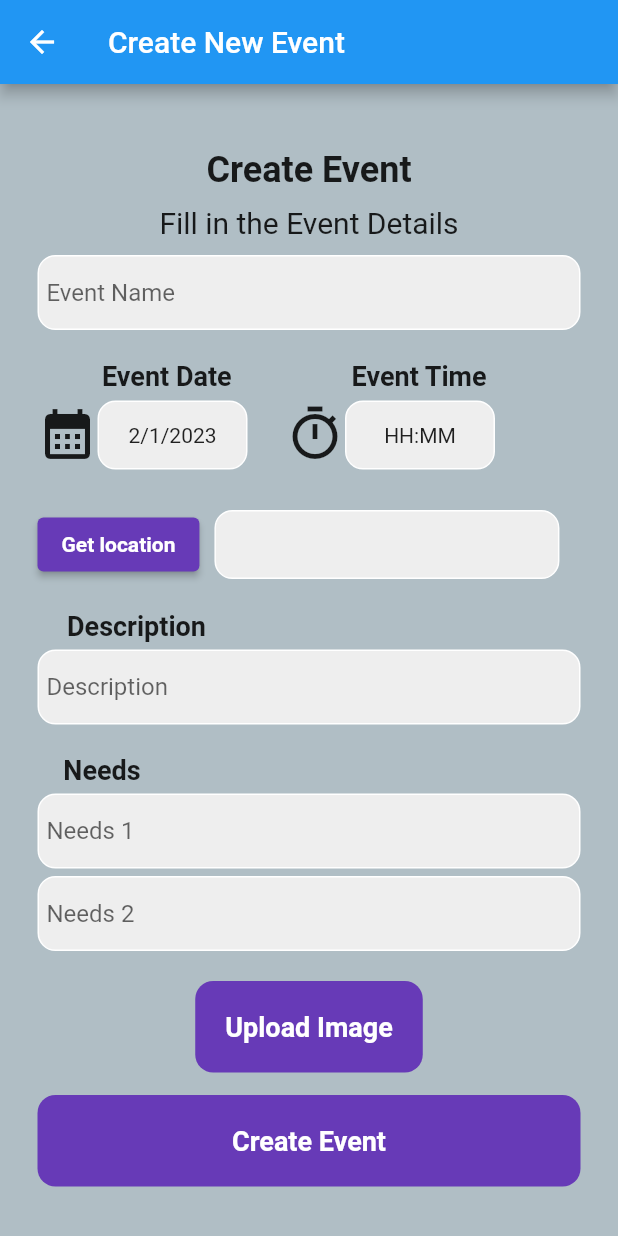
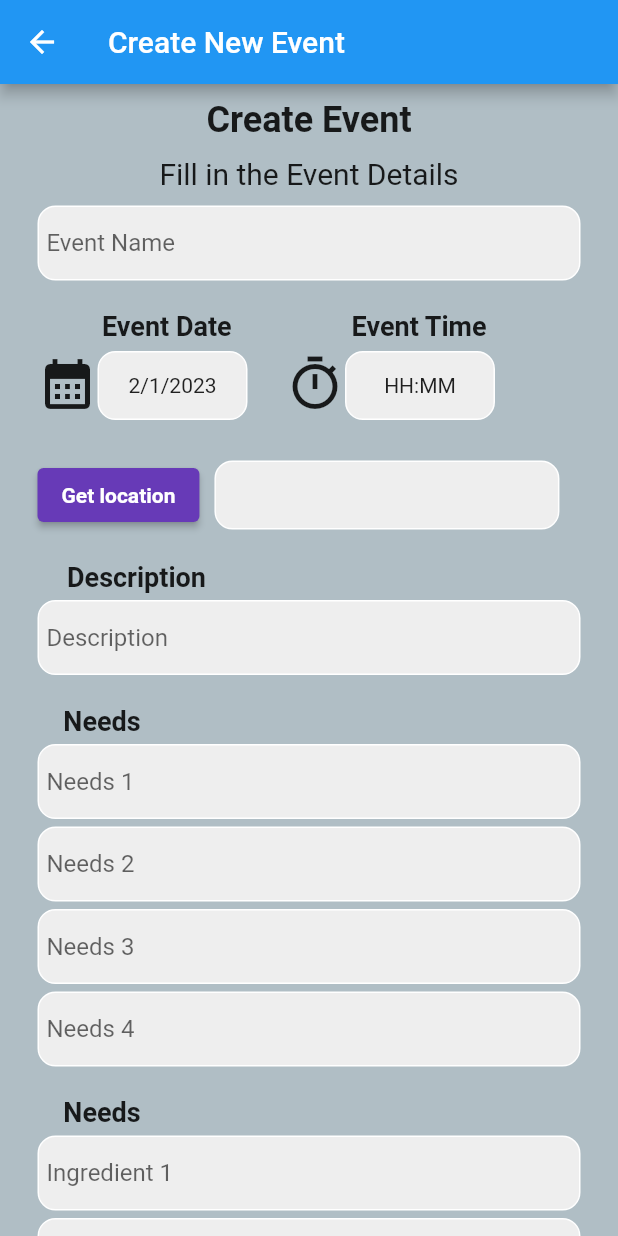
Before and after one commit to irfantijanie8/volprog, a Flutter app: the screen it shows once a user with an empty profile is signed in, after a tap on "Register Event", on a phone screen of 412 x 824 dp. Run offline on Flutter 3.47's test engine with Material 2 defaults, Android fonts, the light colour scheme and no system bars; our stand-ins replace cloud_firestore, file_picker, firebase_auth, firebase_core, firebase_storage, geocoding and 3 more; missing offline and left inert: dart:ffi, flutter_google_places_hoc081098, google_api_headers, google_maps_webservice; accounts and stored records are empty.

Commit message:
regEvent func done commit

```diff
--- a/lib/create_event.dart
+++ b/lib/create_event.dart
@@ -3,6 +3,7 @@ import 'dart:io';
 
 import 'package:cloud_firestore/cloud_firestore.dart';
 import 'package:firebase_auth/firebase_auth.dart';
+import 'package:firebase_core/firebase_core.dart';
 import 'package:firebase_storage/firebase_storage.dart';
 import 'package:flutter/material.dart';
 import 'package:file_picker/file_picker.dart';
@@ -18,6 +19,8 @@ class createEvent extends StatefulWidget {
 
 class _createEventState extends State<createEvent> {
   final user = FirebaseAuth.instance.currentUser!;
+  String name = '';
+
   PlatformFile? pickedFile;
 
   DateTime todayDate = DateTime.now();
@@ -32,6 +35,8 @@ class _createEventState extends State<createEvent> {
   String latitude = '';
   String longitude = '';
   String place = '';
+
+  String image = '';
   var info = new Map();
 
   //controller
@@ -39,6 +44,12 @@ class _createEventState extends State<createEvent> {
   final _eventDescriptionController = TextEditingController();
   final _eventNeeds1Controller = TextEditingController();
   final _eventNeeds2Controller = TextEditingController();
+  final _eventNeeds3Controller = TextEditingController();
+  final _eventNeeds4Controller = TextEditingController();
+
+  final _eventIng1Controller = TextEditingController();
+  final _eventIng2Controller = TextEditingController();
+  final _eventIng3Controller = TextEditingController();
 
   @override
   void dispose() {
@@ -46,15 +57,24 @@ class _createEventState extends State<createEvent> {
     _eventDescriptionController.dispose();
     _eventNeeds1Controller.dispose();
     _eventNeeds2Controller.dispose();
+    _eventNeeds3Controller.dispose();
+    _eventNeeds4Controller.dispose();
+    _eventIng1Controller.dispose();
+    _eventIng2Controller.dispose();
+    _eventIng3Controller.dispose();
   }
 
   //upload file
-  Future uploadFile(DocumentReference docRef) async {
+  Future<String> uploadFile(DocumentReference docRef) async {
     final path = 'files/${docRef.id}.png';
     final file = File(pickedFile!.path!);
+    String url = '';
 
     final ref = FirebaseStorage.instance.ref().child(path);
-    ref.putFile(file);
+    UploadTask uploadTask = ref.putFile(file);
+    var dowurl = await (await uploadTask).ref.getDownloadURL();
+    url = dowurl.toString();
+    return url;
   }
 
   //select file
@@ -84,6 +104,11 @@ class _createEventState extends State<createEvent> {
       'description': _eventDescriptionController.text.trim(),
       'needs 1': _eventNeeds1Controller.text.trim(),
       'needs 2': _eventNeeds2Controller.text.trim(),
+      'needs 3': _eventNeeds3Controller.text.trim(),
+      'needs 4': _eventNeeds4Controller.text.trim(),
+      'ingredient 1': _eventIng1Controller.text.trim(),
+      'ingredient 2': _eventIng2Controller.text.trim(),
+      'ingredient 3': _eventIng3Controller.text.trim(),
     });
 
     await FirebaseFirestore.instance
@@ -92,7 +117,26 @@ class _createEventState extends State<createEvent> {
         .set({
       'event id': docRef.id,
     });
-    if (pickedFile!.name != "") uploadFile(docRef);
+    if (pickedFile!.name != "") {
+      image = await uploadFile(docRef);
+      print("url = $image");
+
+      FirebaseFirestore.instance
+          .collection('event')
+          .doc(docRef.id)
+          .set({'image': image}, SetOptions(merge: true)).then((value) {
+        //Do your stuff.
+      });
+    }
+
+    // Reference ref =
+    //     FirebaseStorage.instance.ref().child("files/${docRef.id}.png");
+    // try {
+    //   String image = (await ref.getDownloadURL()).toString();
+    //   print(image);
+    // } catch (onError) {
+    //   print("Error");
+    // }
 
     Navigator.pop(context);
   }
@@ -338,6 +382,7 @@ class _createEventState extends State<createEvent> {
                       style:
                           TextStyle(fontSize: 18, fontWeight: FontWeight.bold)),
                 ),
+                //needs 1
                 Padding(
                   padding: const EdgeInsets.symmetric(horizontal: 25.0),
                   child: Container(
@@ -358,6 +403,7 @@ class _createEventState extends State<createEvent> {
                     ),
                   ),
                 ),
+                //needs 2
                 Padding(
                   padding: const EdgeInsets.only(
                     left: 25,
@@ -382,8 +428,140 @@ class _createEventState extends State<createEvent> {
                     ),
                   ),
                 ),
+                //needs 3
+                Padding(
+                  padding: const EdgeInsets.only(
+                    left: 25,
+                    right: 25,
+                    top: 5,
+                  ),
+                  child: Container(
+                    decoration: BoxDecoration(
+                      color: Colors.grey[200],
+                      border: Border.all(color: Colors.white),
+                      borderRadius: BorderRadius.circular(12),
+                    ),
+                    child: Padding(
+                      padding: const EdgeInsets.symmetric(horizontal: 5),
+                      child: TextField(
+                        controller: _eventNeeds3Controller,
+                        decoration: InputDecoration(
+                          border: InputBorder.none,
+                          hintText: 'Needs 3',
+                        ),
+                      ),
+                    ),
+                  ),
+                ),
+                //needs 4
+                Padding(
+                  padding: const EdgeInsets.only(
+                    left: 25,
+                    right: 25,
+                    top: 5,
+                  ),
+                  child: Container(
+                    decoration: BoxDecoration(
+                      color: Colors.grey[200],
+                      border: Border.all(color: Colors.white),
+                      borderRadius: BorderRadius.circular(12),
+                    ),
+                    child: Padding(
+                      padding: const EdgeInsets.symmetric(horizontal: 5),
+                      child: TextField(
+                        controller: _eventNeeds4Controller,
+                        decoration: InputDecoration(
+                          border: InputBorder.none,
+                          hintText: 'Needs 4',
+                        ),
+                      ),
+                    ),
+                  ),
+                ),
                 SizedBox(height: 20),
 
+                //ingredient
+                Padding(
+                  padding: const EdgeInsets.only(bottom: 5.0, right: 276),
+                  child: Text('Needs',
+                      style:
+                          TextStyle(fontSize: 18, fontWeight: FontWeight.bold)),
+                ),
+                //ingredient 1
+                Padding(
+                  padding: const EdgeInsets.symmetric(horizontal: 25.0),
+                  child: Container(
+                    decoration: BoxDecoration(
+                      color: Colors.grey[200],
+                      border: Border.all(color: Colors.white),
+                      borderRadius: BorderRadius.circular(12),
+                    ),
+                    child: Padding(
+                      padding: const EdgeInsets.symmetric(horizontal: 5),
+                      child: TextField(
+                        controller: _eventIng1Controller,
+                        decoration: InputDecoration(
+                          border: InputBorder.none,
+                          hintText: 'Ingredient 1',
+                        ),
+                      ),
+                    ),
+                  ),
+                ),
+                //Ingredient 2
+                Padding(
+                  padding: const EdgeInsets.only(
+                    left: 25,
+                    right: 25,
+                    top: 5,
+                  ),
+                  child: Container(
+                    decoration: BoxDecoration(
+                      color: Colors.grey[200],
+                      border: Border.all(color: Colors.white),
+                      borderRadius: BorderRadius.circular(12),
+                    ),
+                    child: Padding(
+                      padding: const EdgeInsets.symmetric(horizontal: 5),
+                      child: TextField(
+                        controller: _eventIng2Controller,
+                        decoration: InputDecoration(
+                          border: InputBorder.none,
+                          hintText: 'Ingredient 2',
+                        ),
+                      ),
+                    ),
+                  ),
+                ),
+                //Ingredient 3
+                Padding(
+                  padding: const EdgeInsets.only(
+                    left: 25,
+                    right: 25,
+                    top: 5,
+                  ),
+                  child: Container(
+                    decoration: BoxDecoration(
+                      color: Colors.grey[200],
+                      border: Border.all(color: Colors.white),
+                      borderRadius: BorderRadius.circular(12),
+                    ),
+                    child: Padding(
+                      padding: const EdgeInsets.symmetric(horizontal: 5),
+                      child: TextField(
+                        controller: _eventIng3Controller,
+                        decoration: InputDecoration(
+                          border: InputBorder.none,
+                          hintText: 'Ingredient 3',
+                        ),
+                      ),
+                    ),
+                  ),
+                ),
+
+                SizedBox(
+                  height: 20,
+                ),
                 //insert image
                 Row(
                   mainAxisAlignment: MainAxisAlignment.center,
--- a/lib/home_page.dart
+++ b/lib/home_page.dart
@@ -3,6 +3,7 @@ import 'package:firebase_auth/firebase_auth.dart';
 import 'package:flutter/material.dart';
 import 'package:volprog/create_event.dart';
 import 'package:volprog/get_user_name.dart';
+import 'profile_page.dart';
 
 import 'pickmap.dart';
 
@@ -57,10 +58,10 @@ class _HomePageState extends State<HomePage> {
 
           //testmap
           ElevatedButton(
-            child: Text('test map'),
+            child: Text('Profile Page'),
             onPressed: () {
-              Navigator.push(
-                  context, MaterialPageRoute(builder: (context) => Home()));
+              Navigator.push(context,
+                  MaterialPageRoute(builder: (context) => profilePage()));
             },
             style: ElevatedButton.styleFrom(
               primary: Colors.purple,
```
Also changed, not shown: lib/profile_page.dart (added, +60 -0 lines), pubspec.yaml (line endings or trailing spaces).
